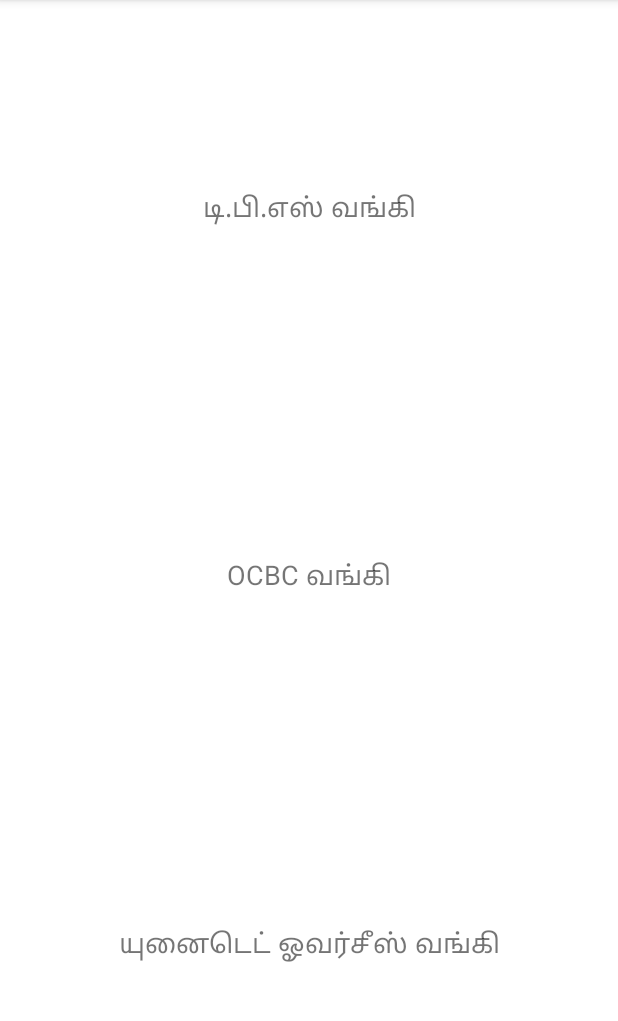
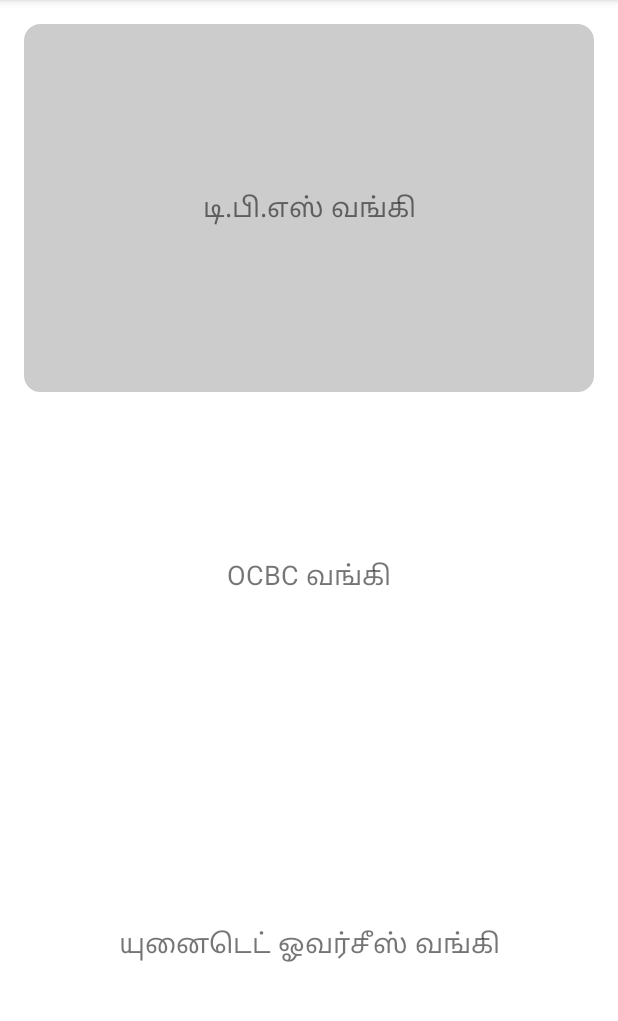
Before and after one commit to HockLeongWee/My_Local_Banks, an Android app: the screen it shows after launch (MainActivity), in the options menu, after a tap on "Tamil", on a phone screen of 412 x 824 dp, the part 84-1105 px from its top. Run offline under Robolectric (Android 15) with nearby library versions, the phone set to English and light mode, and no system bars.

Commit message:
Update 0.1

```diff
--- /dev/null
+++ b/app/src/main/res/drawable/rounded_corner_view.xml
@@ -0,0 +1,7 @@
+<?xml version="1.0" encoding="utf-8"?>
+
+<shape xmlns:android="http://schemas.android.com/apk/res/android" android:shape="rectangle">
+    <corners android:radius="10dp" />
+    <stroke android:width="2dp" android:color="#ccc" />
+    <solid android:color="#ccc" />
+</shape>
--- a/app/src/main/res/layout/activity_main.xml
+++ b/app/src/main/res/layout/activity_main.xml
@@ -12,6 +12,7 @@
         android:layout_weight="1"
         android:gravity="center_horizontal|center_vertical"
         android:text="@string/tvBank"
+        android:background="@drawable/rounded_corner_view"
         android:textSize="18sp" />
 
     <TextView
```
